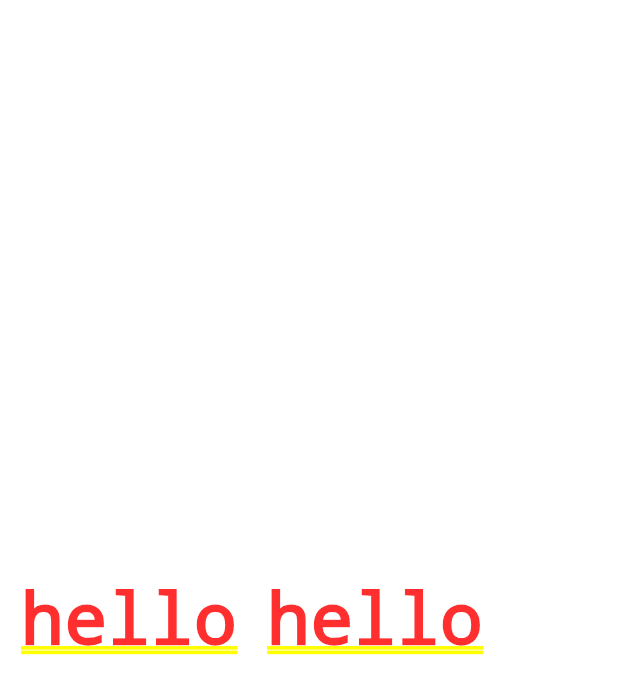
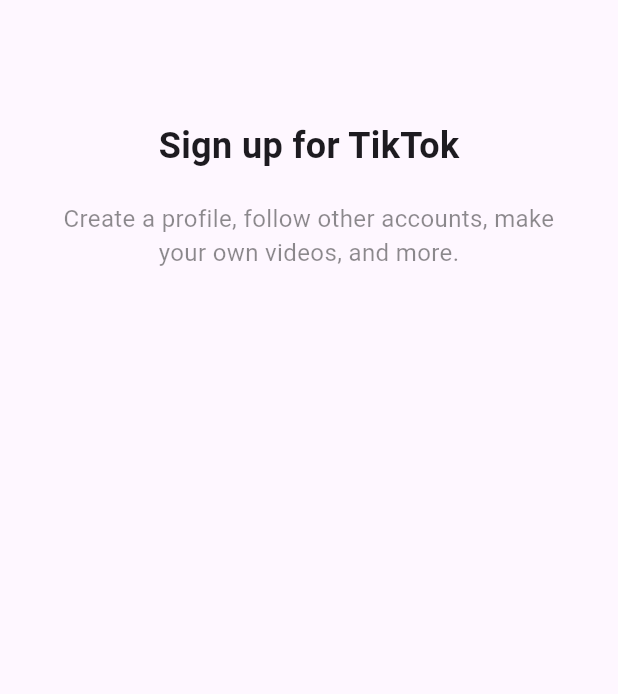
Before and after one commit to dongmin7208/tiktok_flutter, a Flutter app: the screen it shows after launch, on a phone screen of 412 x 824 dp. Shown: the top 694 px of the screen. Run offline on Flutter 3.47's test engine with Material 3 defaults, Android fonts, the phone set to English and light mode, and no system bars.

Commit message:
ADD: signUp screen

```diff
--- a/lib/main.dart
+++ b/lib/main.dart
@@ -1,6 +1,5 @@
 import 'package:flutter/material.dart';
-import 'package:tiktok_flutter/constants/gaps.dart';
-import 'package:tiktok_flutter/constants/sizes.dart';
+import 'package:tiktok_flutter/screens/sign_up/sign_up_screen.dart';
 
 void main() {
   runApp(const TikTokApp());
@@ -16,14 +15,7 @@
       theme: ThemeData(
         primaryColor: const Color(0xFFE9435A),
       ),
-      home: const Padding(
-        padding: EdgeInsets.all(Sizes.size14),
-        child: Row(children: [
-          Text('hello'),
-          Gaps.h20,
-          Text('hello'),
-        ]),
-      ),
+      home: const SignUpScreen(),
     );
   }
 }
--- /dev/null
+++ b/lib/screens/sign_up/sign_up_screen.dart
@@ -0,0 +1,84 @@
+import 'package:flutter/material.dart';
+import 'package:tiktok_flutter/constants/gaps.dart';
+import 'package:tiktok_flutter/constants/sizes.dart';
+
+// meta,apple,google,... login
+class SignUpScreen extends StatelessWidget {
+  const SignUpScreen({super.key});
+
+  void onLoginTap(BuildContext context) {
+    // Navigator.of(context).push(
+    // MaterialPageRoute(
+    // builder: (context) => const LoginScreen(),
+    // ),
+    // );
+  }
+
+  @override
+  Widget build(BuildContext context) {
+    return Scaffold(
+      body: const SafeArea(
+        child: Padding(
+          padding: EdgeInsets.symmetric(
+            horizontal: Sizes.size40,
+          ),
+          child: Column(
+            mainAxisSize: MainAxisSize.min,
+            children: [
+              Gaps.v80,
+              Text(
+                "Sign up for TikTok",
+                style: TextStyle(
+                  fontSize: Sizes.size24,
+                  fontWeight: FontWeight.w700,
+                ),
+              ),
+              Gaps.v20,
+              Text(
+                "Create a profile, follow other accounts, make your own videos, and more.",
+                style: TextStyle(
+                  fontSize: Sizes.size16,
+                  color: Colors.black45,
+                ),
+                textAlign: TextAlign.center,
+              ),
+              Gaps.v40,
+            ],
+          ),
+        ),
+      ),
+      bottomNavigationBar: BottomAppBar(
+        color: Colors.grey.shade100,
+        elevation: 2,
+        child: Padding(
+          padding: const EdgeInsets.symmetric(
+            vertical: Sizes.size32,
+          ),
+          child: Row(
+            mainAxisAlignment: MainAxisAlignment.center,
+            children: [
+              const Text(
+                'Already have an account?',
+                style: TextStyle(
+                  fontSize: Sizes.size16,
+                ),
+              ),
+              Gaps.h5,
+              GestureDetector(
+                onTap: () => onLoginTap(context),
+                child: Text(
+                  'Log in',
+                  style: TextStyle(
+                    fontSize: Sizes.size16,
+                    fontWeight: FontWeight.w600,
+                    color: Theme.of(context).primaryColor,
+                  ),
+                ),
+              ),
+            ],
+          ),
+        ),
+      ),
+    );
+  }
+}
```
